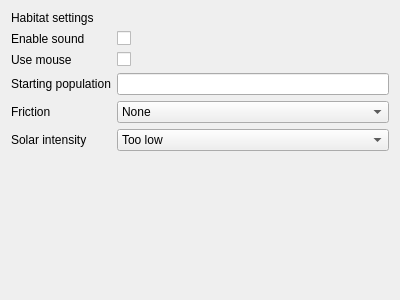
TimSC/primordial, file LifeQt/settingshabitat.ui: the form before one commit.
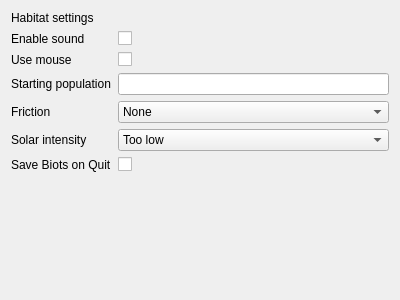
The form after the commit.

The edit to the form file:
```diff
--- a/LifeQt/settingshabitat.ui
+++ b/LifeQt/settingshabitat.ui
@@ -133,6 +133,20 @@
      <item row="2" column="1">
       <widget class="QLineEdit" name="populationLineEdit"/>
      </item>
+     <item row="5" column="0">
+      <widget class="QLabel" name="label_7">
+       <property name="text">
+        <string>Save Biots on Quit</string>
+       </property>
+      </widget>
+     </item>
+     <item row="5" column="1">
+      <widget class="QCheckBox" name="saveOnQuit">
+       <property name="text">
+        <string/>
+       </property>
+      </widget>
+     </item>
     </layout>
    </item>
    <item>
```
